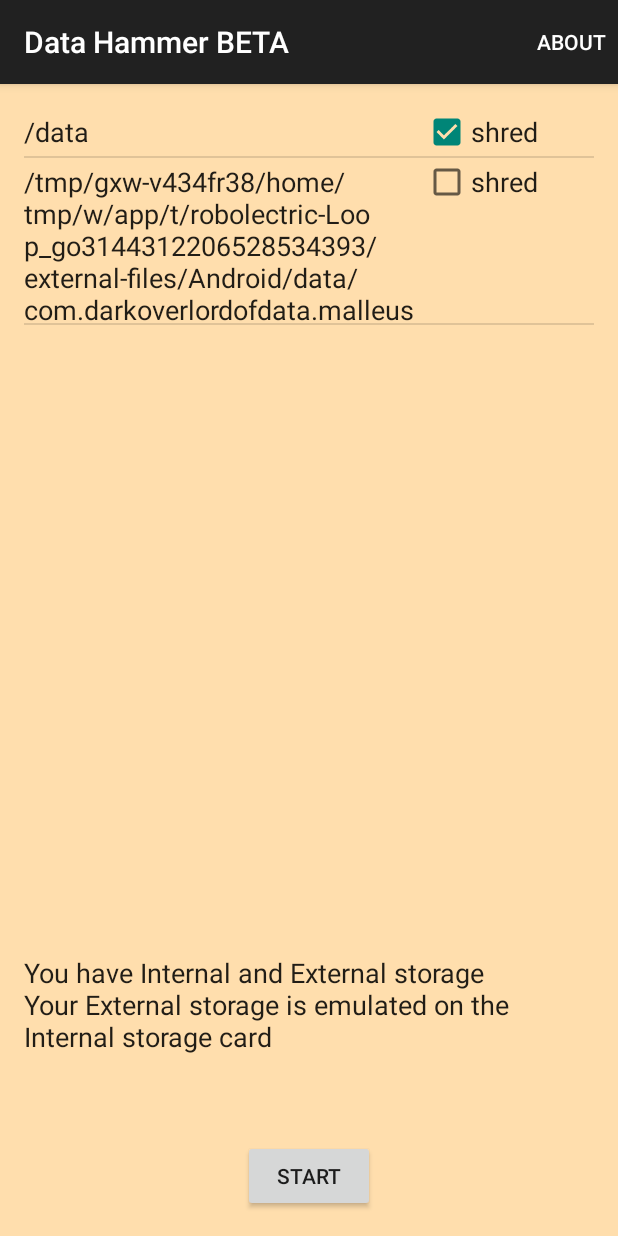
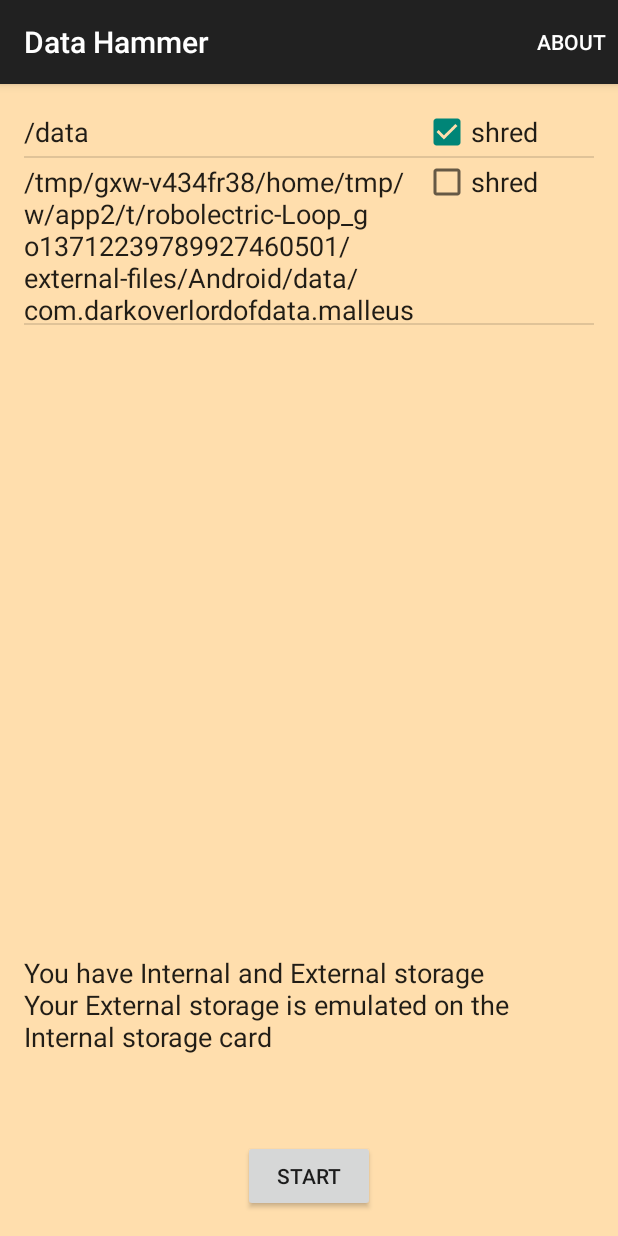
Before and after one commit to darkoverlordofdata/datahammer, an Android app: the screen it shows after launch (HammerActivity), on a phone screen of 412 x 824 dp. Run offline under Robolectric (Android 15) with nearby library versions, the phone set to English and light mode, and no system bars.

Commit message:
alpha release

```diff
--- a/app/build.gradle
+++ b/app/build.gradle
@@ -8,7 +8,7 @@ android {
         minSdkVersion 8
         targetSdkVersion 15
         versionCode 1
-        versionName "1.0"
+        versionName '0.1'
     }
     buildTypes {
         release {
--- a/app/src/main/res/values/strings.xml
+++ b/app/src/main/res/values/strings.xml
@@ -1,7 +1,7 @@
 <?xml version="1.0" encoding="utf-8"?>
 <resources>
 
-    <string name="app_name">Data Hammer BETA</string>
+    <string name="app_name">Data Hammer</string>
     <string name="app_descrip">
         Data Hammer overwrites all unused storage with random data.
         Run after performing a factory reset of your phone.
```
Also changed, not shown: 1 other file.
